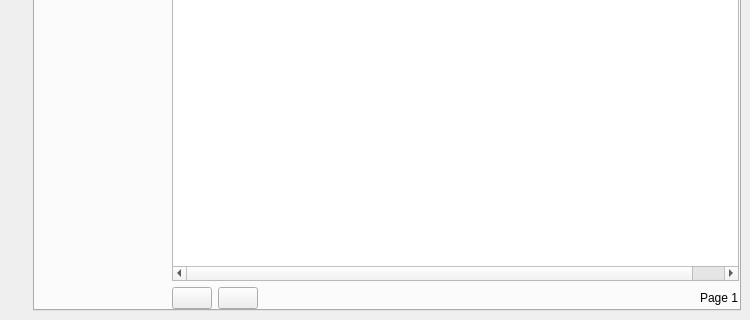
OfficialRey/GUIProject, file main.ui: the form before one commit; both pictures show x 0 to 750 and y 373 to 693 of the 750 by 693 pixel window.
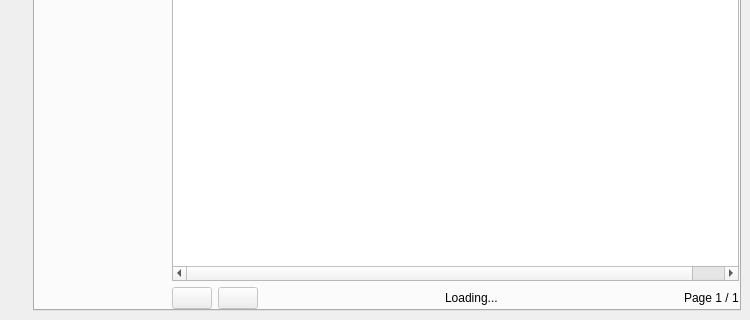
The form after the commit. The open tabs and pages were chosen to show the change.

```diff
--- a/main.ui
+++ b/main.ui
@@ -649,6 +649,9 @@
              <layout class="QHBoxLayout" name="stockTableNavLayout">
               <item>
                <widget class="QPushButton" name="stockTablePrevPage">
+                <property name="enabled">
+                 <bool>false</bool>
+                </property>
                 <property name="text">
                  <string/>
                 </property>
@@ -656,6 +659,9 @@
               </item>
               <item>
                <widget class="QPushButton" name="stockTableNextPage">
+                <property name="enabled">
+                 <bool>false</bool>
+                </property>
                 <property name="text">
                  <string/>
                 </property>
@@ -677,7 +683,7 @@
               <item>
                <widget class="QLabel" name="stockTableLoadingIndicator">
                 <property name="text">
-                 <string/>
+                 <string>Loading...</string>
                 </property>
                </widget>
               </item>
@@ -697,7 +703,7 @@
               <item>
                <widget class="QLabel" name="pageNumberLabel">
                 <property name="text">
-                 <string>Page 1</string>
+                 <string>Page 1 / 1</string>
                 </property>
                </widget>
               </item>
```
Left out of the diff: 2 changed lines with no effect on the pictures.
